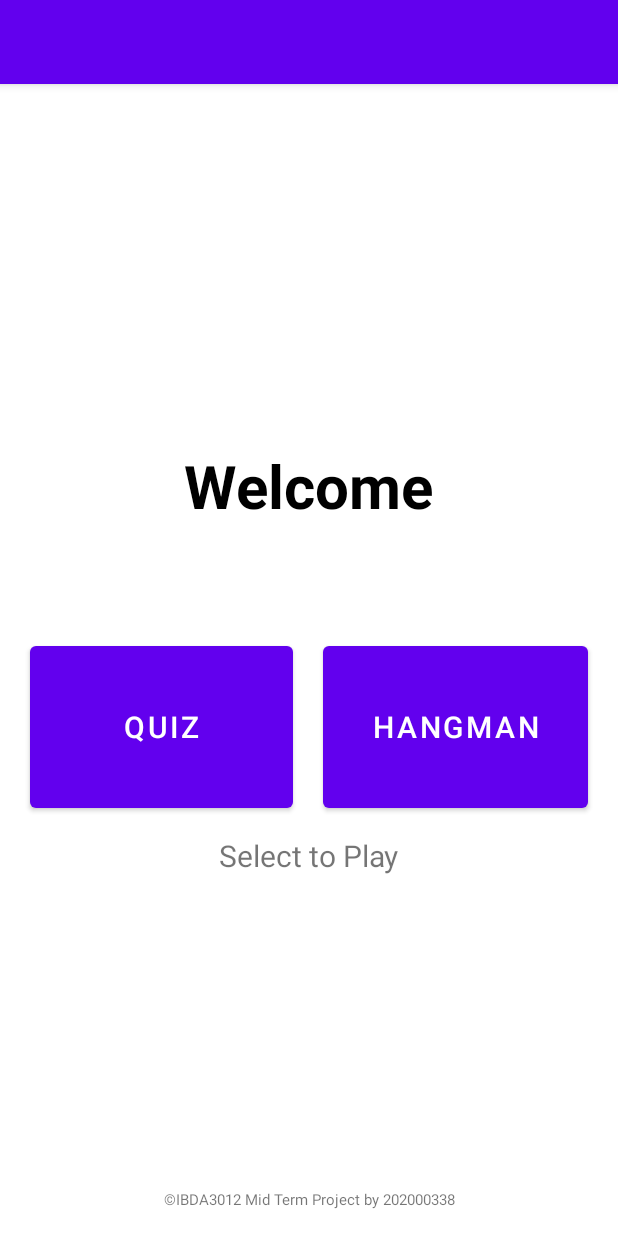
After one commit to victorchendra02/IBDA3012-Simple-Android-Game-UTS, an Android app: the ChooseGame screen opened through its navigation route, on a phone screen of 412 x 824 dp. The commit adds this screen. Run offline under Robolectric (Android 15) with nearby library versions, the phone set to English and light mode, and no system bars.

Commit message:
Finishing Index fragment and navigation to choosegame fragment

```diff
--- a/app/build.gradle
+++ b/app/build.gradle
@@ -48,4 +48,5 @@ dependencies {
 
     implementation "androidx.navigation:navigation-fragment-ktx:2.5.3"
     implementation "androidx.navigation:navigation-ui-ktx:2.5.3"
+    implementation 'androidx.lifecycle:lifecycle-viewmodel-ktx:2.0.0'
 }
--- /dev/null
+++ b/app/src/main/java/id/ac/ibda/pads/proyekuts/ChooseGame.kt
@@ -0,0 +1,29 @@
+package id.ac.ibda.pads.proyekuts
+
+import android.os.Bundle
+import androidx.fragment.app.Fragment
+import android.view.LayoutInflater
+import android.view.View
+import android.view.ViewGroup
+import androidx.lifecycle.ViewModelProvider
+import id.ac.ibda.pads.proyekuts.databinding.FragmentChooseGameBinding
+
+class ChooseGame : Fragment() {
+
+    private lateinit var binding: FragmentChooseGameBinding
+//    private lateinit var viewModel: myViewModel
+
+    override fun onCreateView(
+        inflater: LayoutInflater, container: ViewGroup?,
+        savedInstanceState: Bundle?
+    ): View? {
+        binding = FragmentChooseGameBinding.inflate(inflater, container, false)
+        val view = binding.root
+
+        val viewModel = ViewModelProvider(requireActivity())[myViewModel::class.java]
+        binding.showPlayerName.text = viewModel.player_name
+
+        return view
+    }
+
+}
--- a/app/src/main/java/id/ac/ibda/pads/proyekuts/IndexFragment.kt
+++ b/app/src/main/java/id/ac/ibda/pads/proyekuts/IndexFragment.kt
@@ -5,25 +5,30 @@ import androidx.fragment.app.Fragment
 import android.view.LayoutInflater
 import android.view.View
 import android.view.ViewGroup
+import androidx.lifecycle.ViewModelProvider
+import androidx.navigation.findNavController
+import id.ac.ibda.pads.proyekuts.databinding.FragmentIndexBinding
+class IndexFragment : Fragment() {
 
-// TODO: Rename parameter arguments, choose names that match
-// the fragment initialization parameters, e.g. ARG_ITEM_NUMBER
-private const val ARG_PARAM1 = "param1"
-private const val ARG_PARAM2 = "param2"
-
-/**
- * A simple [Fragment] subclass.
- * Use the [IndexFragment.newInstance] factory method to
- * create an instance of this fragment.
- */
-class IndexFragment : Fragment() {
+    private lateinit var binding: FragmentIndexBinding
+//    private lateinit var viewModel: myViewModel
 
     override fun onCreateView(
         inflater: LayoutInflater, container: ViewGroup?,
         savedInstanceState: Bundle?
     ): View? {
-        // Inflate the layout for this fragment
-        return inflater.inflate(R.layout.fragment_index, container, false)
+        binding = FragmentIndexBinding.inflate(inflater, container, false)
+        val view = binding.root
+
+        binding.continueButton.setOnClickListener {
+            val playerName = binding.playerName.text.toString()
+            val navController = view.findNavController()
+
+            val viewModel = ViewModelProvider(requireActivity())[myViewModel::class.java]
+            viewModel.player_name = playerName  // parsing to other fragment
+            navController.navigate(R.id.action_indexFragment_to_chooseGame)  // navigate to other fragment
+        }
+        return view
     }
 
 }
--- a/app/src/main/java/id/ac/ibda/pads/proyekuts/MainActivity.kt
+++ b/app/src/main/java/id/ac/ibda/pads/proyekuts/MainActivity.kt
@@ -10,6 +10,10 @@ class MainActivity : AppCompatActivity() {
 
     override fun onCreate(savedInstanceState: Bundle?) {
         super.onCreate(savedInstanceState)
-        setContentView(R.layout.activity_main)
+
+        binding = ActivityMainBinding.inflate(layoutInflater)
+        val view = binding.root
+        setContentView(view)
+
     }
 }
--- /dev/null
+++ b/app/src/main/java/id/ac/ibda/pads/proyekuts/QuizFragment.kt
@@ -0,0 +1,59 @@
+package id.ac.ibda.pads.proyekuts
+
+import android.os.Bundle
+import androidx.fragment.app.Fragment
+import android.view.LayoutInflater
+import android.view.View
+import android.view.ViewGroup
+
+// TODO: Rename parameter arguments, choose names that match
+// the fragment initialization parameters, e.g. ARG_ITEM_NUMBER
+private const val ARG_PARAM1 = "param1"
+private const val ARG_PARAM2 = "param2"
+
+/**
+ * A simple [Fragment] subclass.
+ * Use the [QuizFragment.newInstance] factory method to
+ * create an instance of this fragment.
+ */
+class QuizFragment : Fragment() {
+    // TODO: Rename and change types of parameters
+    private var param1: String? = null
+    private var param2: String? = null
+
+    override fun onCreate(savedInstanceState: Bundle?) {
+        super.onCreate(savedInstanceState)
+        arguments?.let {
+            param1 = it.getString(ARG_PARAM1)
+            param2 = it.getString(ARG_PARAM2)
+        }
+    }
+
+    override fun onCreateView(
+        inflater: LayoutInflater, container: ViewGroup?,
+        savedInstanceState: Bundle?
+    ): View? {
+        // Inflate the layout for this fragment
+        return inflater.inflate(R.layout.fragment_quiz, container, false)
+    }
+
+    companion object {
+        /**
+         * Use this factory method to create a new instance of
+         * this fragment using the provided parameters.
+         *
+         * @param param1 Parameter 1.
+         * @param param2 Parameter 2.
+         * @return A new instance of fragment QuizFragment.
+         */
+        // TODO: Rename and change types and number of parameters
+        @JvmStatic
+        fun newInstance(param1: String, param2: String) =
+            QuizFragment().apply {
+                arguments = Bundle().apply {
+                    putString(ARG_PARAM1, param1)
+                    putString(ARG_PARAM2, param2)
+                }
+            }
+    }
+}
--- /dev/null
+++ b/app/src/main/java/id/ac/ibda/pads/proyekuts/myViewModel.kt
@@ -0,0 +1,11 @@
+package id.ac.ibda.pads.proyekuts
+
+import androidx.lifecycle.ViewModel
+
+class myViewModel : ViewModel() {
+    var player_name = "";
+
+    fun dosomth(): String {
+        return player_name
+    }
+}
--- /dev/null
+++ b/app/src/main/res/layout/fragment_choose_game.xml
@@ -0,0 +1,127 @@
+<?xml version="1.0" encoding="utf-8"?>
+<androidx.constraintlayout.widget.ConstraintLayout
+    xmlns:android="http://schemas.android.com/apk/res/android"
+    xmlns:app="http://schemas.android.com/apk/res-auto"
+    xmlns:tools="http://schemas.android.com/tools"
+    android:layout_width="match_parent"
+    android:layout_height="match_parent"
+    tools:context=".ChooseGame">
+
+
+    <TextView
+        android:id="@+id/textView3"
+
+        android:layout_width="wrap_content"
+        android:layout_height="wrap_content"
+
+        android:text="©IBDA3012 Mid Term Project by 202000338"
+        android:textSize="10sp"
+
+        app:layout_constraintBottom_toBottomOf="parent"
+        app:layout_constraintEnd_toEndOf="parent"
+        app:layout_constraintHorizontal_bias="0.5"
+        app:layout_constraintStart_toStartOf="parent"
+        app:layout_constraintTop_toTopOf="parent"
+        app:layout_constraintVertical_bias="0.977" />
+
+    <TextView
+        android:id="@+id/textView4"
+
+        android:layout_width="wrap_content"
+        android:layout_height="wrap_content"
+
+        android:text="Welcome"
+        android:textColor="#000000"
+        android:textSize="40sp"
+        android:textStyle="bold"
+
+        app:layout_constraintBottom_toBottomOf="parent"
+        app:layout_constraintEnd_toEndOf="parent"
+        app:layout_constraintStart_toStartOf="parent"
+        app:layout_constraintTop_toTopOf="parent"
+        app:layout_constraintVertical_bias="0.337" />
+
+    <TextView
+        android:id="@+id/showPlayerName"
+
+        android:layout_width="wrap_content"
+        android:layout_height="wrap_content"
+
+        android:text="#playername"
+        android:textSize="26sp"
+
+        app:layout_constraintBottom_toBottomOf="parent"
+        app:layout_constraintEnd_toEndOf="parent"
+        app:layout_constraintStart_toStartOf="parent"
+        app:layout_constraintTop_toTopOf="parent"
+        app:layout_constraintVertical_bias="0.405" />
+
+    <LinearLayout
+        android:layout_width="match_parent"
+        android:layout_height="wrap_content"
+
+        app:layout_constraintBottom_toBottomOf="parent"
+        app:layout_constraintEnd_toEndOf="parent"
+        app:layout_constraintHorizontal_bias="0.0"
+        app:layout_constraintStart_toStartOf="parent"
+        app:layout_constraintTop_toTopOf="parent"
+        app:layout_constraintVertical_bias="0.569">
+
+        <Button
+            android:id="@+id/startQuizButton"
+
+            android:layout_width="wrap_content"
+            android:layout_height="120dp"
+
+            android:layout_marginStart="20dp"
+            android:layout_marginEnd="10dp"
+            android:layout_weight="4"
+            android:text="Quiz"
+
+            android:textSize="20sp" />
+
+        <Button
+            android:id="@+id/startHangmanButton"
+
+            android:layout_width="wrap_content"
+            android:layout_height="120dp"
+
+            android:layout_marginStart="10dp"
+            android:layout_marginEnd="20dp"
+            android:layout_weight="3"
+            android:paddingHorizontal="0px"
+
+            android:text="Hangman"
+
+            android:textSize="20sp" />
+    </LinearLayout>
+
+    <androidx.constraintlayout.widget.Guideline
+        android:id="@+id/guideline1"
+        android:layout_width="wrap_content"
+        android:layout_height="wrap_content"
+        android:orientation="vertical"
+        app:layout_constraintGuide_percent="0.5" />
+    <androidx.constraintlayout.widget.Guideline
+        android:id="@+id/guideline2"
+        android:layout_width="wrap_content"
+        android:layout_height="wrap_content"
+        android:orientation="horizontal"
+        app:layout_constraintGuide_percent="0.5" />
+
+    <TextView
+        android:id="@+id/textView6"
+
+        android:layout_width="wrap_content"
+        android:layout_height="wrap_content"
+
+        android:text="Select to Play"
+        android:textSize="20sp"
+
+        app:layout_constraintBottom_toBottomOf="parent"
+        app:layout_constraintEnd_toEndOf="parent"
+        app:layout_constraintStart_toStartOf="parent"
+        app:layout_constraintTop_toTopOf="parent"
+        app:layout_constraintVertical_bias="0.676" />
+
+</androidx.constraintlayout.widget.ConstraintLayout>
--- a/app/src/main/res/layout/fragment_index.xml
+++ b/app/src/main/res/layout/fragment_index.xml
@@ -1,5 +1,6 @@
 <?xml version="1.0" encoding="utf-8"?>
-<androidx.constraintlayout.widget.ConstraintLayout xmlns:android="http://schemas.android.com/apk/res/android"
+<androidx.constraintlayout.widget.ConstraintLayout
+    xmlns:android="http://schemas.android.com/apk/res/android"
     xmlns:app="http://schemas.android.com/apk/res-auto"
     xmlns:tools="http://schemas.android.com/tools"
     android:layout_width="match_parent"
@@ -59,7 +60,7 @@
         app:layout_constraintVertical_bias="0.436" />
 
     <Button
-        android:id="@+id/button"
+        android:id="@+id/continueButton"
 
         android:layout_width="220dp"
         android:layout_height="60dp"
--- /dev/null
+++ b/app/src/main/res/layout/fragment_quiz.xml
@@ -0,0 +1,14 @@
+<?xml version="1.0" encoding="utf-8"?>
+<FrameLayout xmlns:android="http://schemas.android.com/apk/res/android"
+    xmlns:tools="http://schemas.android.com/tools"
+    android:layout_width="match_parent"
+    android:layout_height="match_parent"
+    tools:context=".QuizFragment">
+
+    <!-- TODO: Update blank fragment layout -->
+    <TextView
+        android:layout_width="match_parent"
+        android:layout_height="match_parent"
+        android:text="@string/hello_blank_fragment" />
+
+</FrameLayout>
--- a/app/src/main/res/navigation/nav_graph.xml
+++ b/app/src/main/res/navigation/nav_graph.xml
@@ -11,5 +11,18 @@
         android:id="@+id/indexFragment"
         android:name="id.ac.ibda.pads.proyekuts.IndexFragment"
         android:label="fragment_index"
-        tools:layout="@layout/fragment_index" />
+        tools:layout="@layout/fragment_index" >
+        <action
+            android:id="@+id/action_indexFragment_to_chooseGame"
+            app:destination="@id/chooseGame" />
+    </fragment>
+    <fragment
+        android:id="@+id/chooseGame"
+        android:name="id.ac.ibda.pads.proyekuts.ChooseGame"
+        android:label="fragment_choose_game"
+        tools:layout="@layout/fragment_choose_game" />
+    <fragment
+        android:id="@+id/quizFragment"
+        android:name="id.ac.ibda.pads.proyekuts.QuizFragment"
+        android:label="QuizFragment" />
 </navigation>
```
